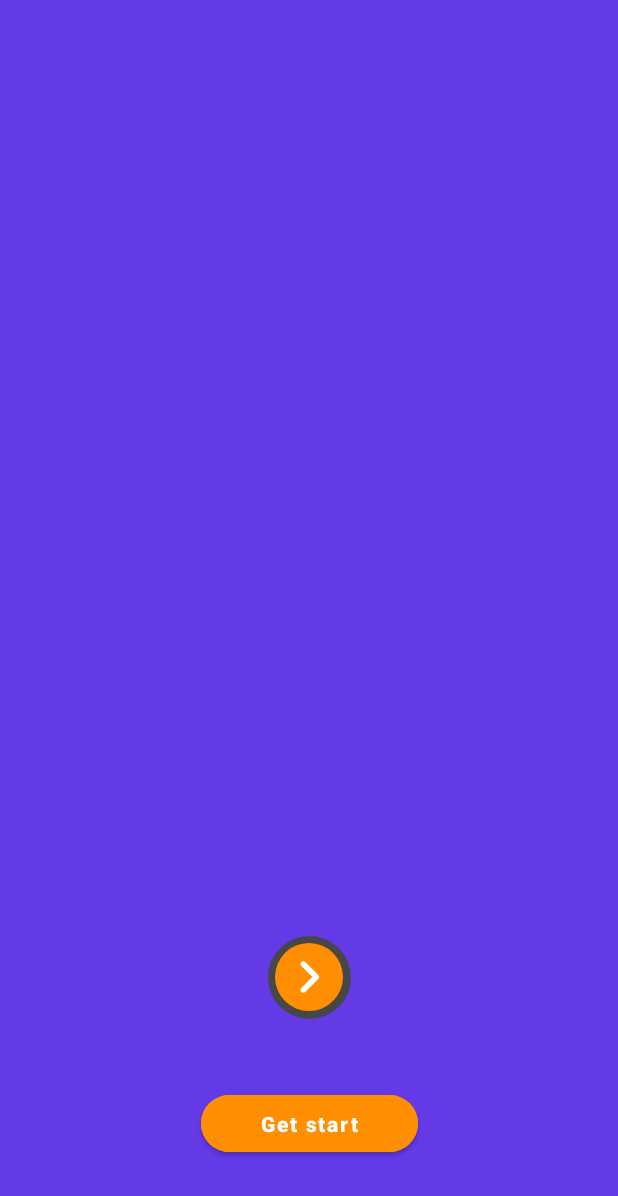
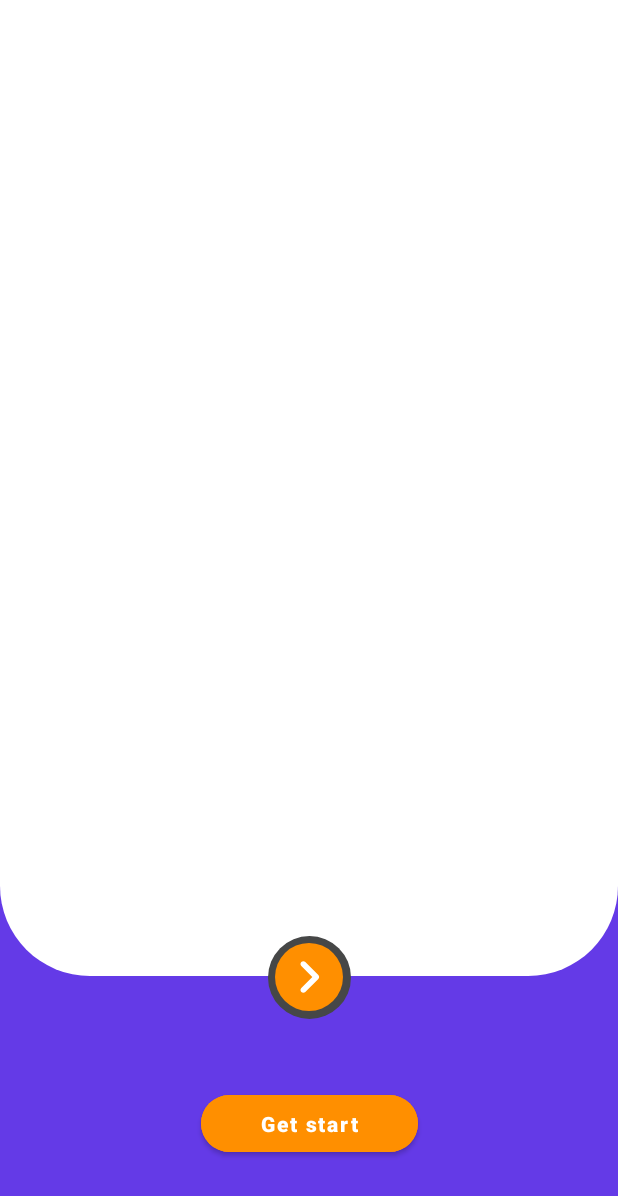
Before and after one commit to BabiMumba/Babistone_Aut, an Android app: the Onboarding screen opened directly, with no data from a screen before it, on a phone screen of 412 x 824 dp. Shown: the top 1196 px of the screen. Run offline under Robolectric (Android 15) with nearby library versions, the phone set to English and light mode, and no system bars.

Commit message:
add a new file

```diff
--- a/app/src/main/res/drawable/view_page_back.xml
+++ b/app/src/main/res/drawable/view_page_back.xml
@@ -6,5 +6,4 @@
     <corners android:bottomLeftRadius="60dp"
         android:bottomRightRadius="60dp"
         />
-
 </shape>
--- a/app/src/main/res/layout/activity_onboarding.xml
+++ b/app/src/main/res/layout/activity_onboarding.xml
@@ -6,6 +6,15 @@
     android:layout_height="match_parent"
     android:background="@color/custom_color_primary"
     tools:context=".Onboarding">
+
+    <androidx.viewpager2.widget.ViewPager2
+        android:layout_width="match_parent"
+        android:layout_height="0dp"
+        android:id="@+id/onboarding_page2"
+        android:background="@drawable/view_page_back"
+        app:layout_constraintBottom_toTopOf="@id/view_center_next"
+        app:layout_constraintTop_toTopOf="parent"
+        />
     <View
         android:layout_width="55dp"
         android:layout_height="55dp"
@@ -16,6 +25,7 @@
         app:layout_constraintTop_toTopOf="@id/image_next"
         />
     <View
+        android:id="@+id/view_center_next"
         android:layout_width="1dp"
         android:layout_height="1dp"
         app:layout_constraintBottom_toBottomOf="@id/image_next"
```
